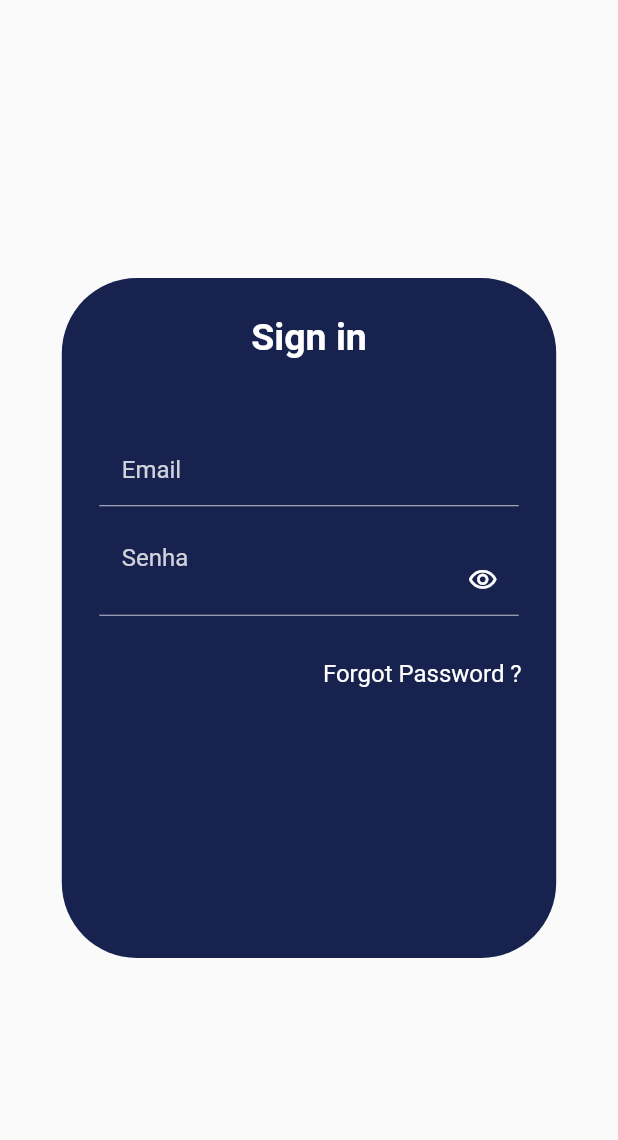
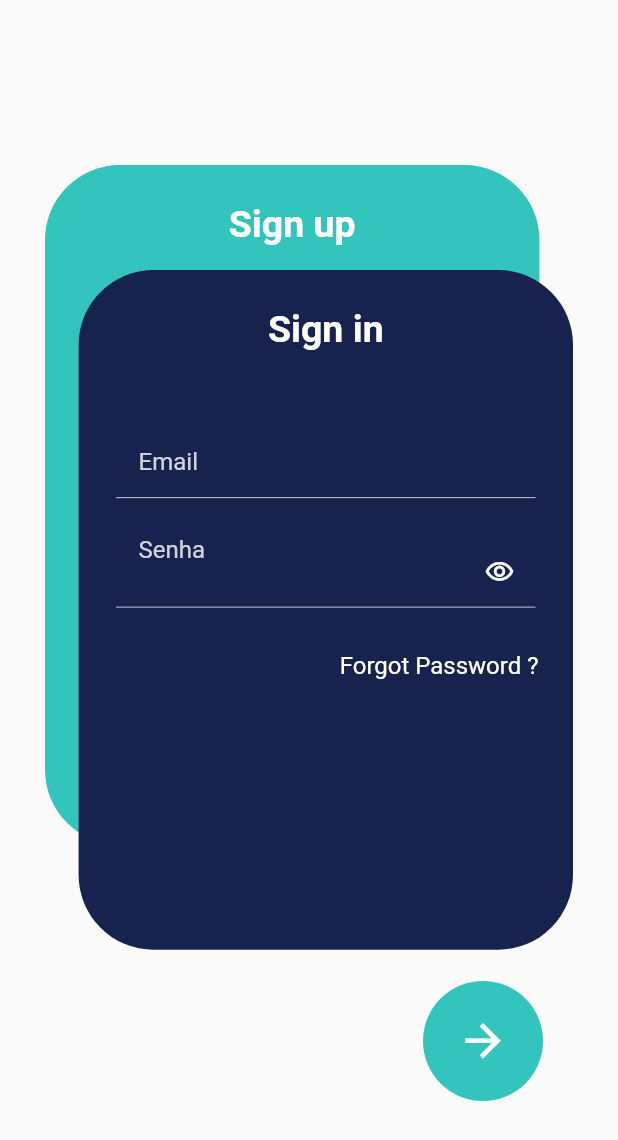
Before and after one commit to AnnaAlbuquerque/login_sample, a Flutter app: the screen it shows after launch, on a phone screen of 412 x 824 dp. Shown: the top 1140 px of the screen. Run offline on Flutter 3.47's test engine with Material 2 defaults, Android fonts, the phone set to English and light mode, and no system bars.

Commit message:
Adds Signup Widget

```diff
--- a/lib/src/main/main_screen.dart
+++ b/lib/src/main/main_screen.dart
@@ -1,5 +1,7 @@
 import 'package:flutter/material.dart';
 import 'package:login_sample/src/login/login_widget.dart';
+import 'package:login_sample/src/shared/utils/app_colors.dart';
+import 'package:login_sample/src/signup/signup_widget.dart';
 
 class MainScreen extends StatefulWidget {
   MainScreen({Key? key}) : super(key: key);
@@ -15,10 +17,44 @@ class _MainScreenState extends State<MainScreen> {
       top: true,
       bottom: true,
       child: Scaffold(
-        body: Center(
+        body: SingleChildScrollView(
           child: Stack(
+            alignment: Alignment.centerRight,
             children: [
-              LoginWidget(),
+              Positioned(
+                top: 110,
+                left: 30,
+                child: SignupWidget(),
+              ),
+              Positioned(
+                right: 30,
+                top: 180,
+                child: LoginWidget(),
+              ),
+              Positioned(
+                bottom: 90,
+                right: 50,
+                child: Container(
+                  height: 80,
+                  width: 80,
+                  decoration: BoxDecoration(
+                    color: AppColors.cyan,
+                    shape: BoxShape.circle,
+                  ),
+                  child: IconButton(
+                    onPressed: () {},
+                    icon: Icon(
+                      Icons.arrow_forward,
+                      color: AppColors.white,
+                      size: 35,
+                    ),
+                  ),
+                ),
+              ),
+              Container(
+                width: MediaQuery.of(context).size.width,
+                height: MediaQuery.of(context).size.height,
+              )
             ],
           ),
         ),
--- a/lib/src/shared/utils/app_colors.dart
+++ b/lib/src/shared/utils/app_colors.dart
@@ -3,5 +3,5 @@ import 'package:flutter/material.dart';
 class AppColors {
   static Color white = Colors.white;
   static Color darkBlue = Color(0xFF17224E);
-  static Color cyan = Color(0xFF16E9E1);
+  static Color cyan = Color(0xFF33c4bd);
 }
--- /dev/null
+++ b/lib/src/signup/signup_widget.dart
@@ -0,0 +1,59 @@
+import 'package:flutter/material.dart';
+import 'package:login_sample/src/shared/utils/app_colors.dart';
+import 'package:login_sample/src/shared/utils/app_textstyle.dart';
+import 'package:login_sample/src/shared/widgets/app_textformfield.dart';
+
+class SignupWidget extends StatefulWidget {
+  SignupWidget({Key? key}) : super(key: key);
+
+  @override
+  _SignupWidgetState createState() => _SignupWidgetState();
+}
+
+class _SignupWidgetState extends State<SignupWidget> {
+  @override
+  Widget build(BuildContext context) {
+    return Container(
+      height: MediaQuery.of(context).size.height * 0.55,
+      width: MediaQuery.of(context).size.width * 0.8,
+      decoration: BoxDecoration(
+        borderRadius: BorderRadius.circular(50),
+        color: AppColors.cyan,
+      ),
+      child: Column(
+        children: [
+          Padding(
+            padding: const EdgeInsets.only(top: 25),
+            child: Text("Sign up", style: AppTextStyle.title),
+          ),
+          Form(
+            child: Padding(
+              padding: const EdgeInsets.fromLTRB(25, 40, 25, 15),
+              child: Column(
+                children: [
+                  AppTextFormField(
+                    hintText: "Email",
+                  ),
+                  SizedBox(
+                    height: 25,
+                  ),
+                  AppTextFormField(
+                    hintText: "Password",
+                    isObscureText: true,
+                  ),
+                  SizedBox(
+                    height: 25,
+                  ),
+                  AppTextFormField(
+                    hintText: "Repeat Password",
+                    isObscureText: true,
+                  ),
+                ],
+              ),
+            ),
+          ),
+        ],
+      ),
+    );
+  }
+}
```
